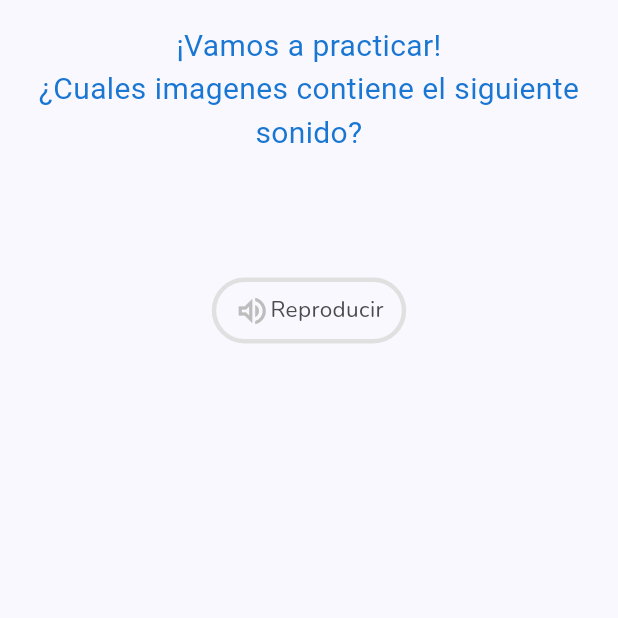
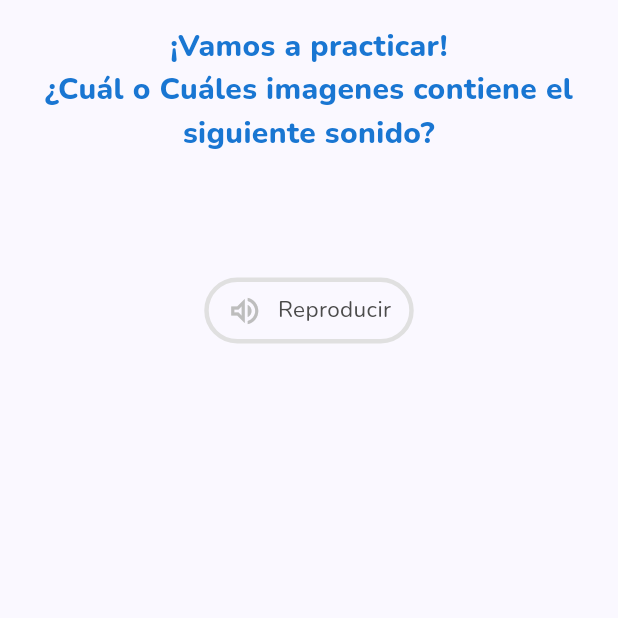
Before and after one commit to SpeakApp-UNLaM/speakapp-frontend, a Flutter app: the PageExerciseMultipleSelection screen opened directly with empty values, on a phone screen of 412 x 824 dp, the top half of it. Run offline on Flutter 3.47's test engine with Material 2 defaults, Android fonts, the phone set to English and light mode, and no system bars; our stand-ins replace curved_navigation_bar, dio, flutter_native_splash, flutter_tts, fluttertoast, formz and 7 more; missing offline and left inert: flutter_sound; accounts and stored records are empty.

Commit message:
arreglos visuales y otros

```diff
--- a/lib/presentations/screens/page_exercises/page_exercise_multiple_selection.dart
+++ b/lib/presentations/screens/page_exercises/page_exercise_multiple_selection.dart
@@ -1,6 +1,7 @@
 import 'dart:convert';
 
 import 'package:flutter/material.dart';
+import 'package:google_fonts/google_fonts.dart';
 import 'package:sp_front/domain/entities/result_pair_images.dart';
 import 'package:sp_front/providers/exercise_provider.dart';
 import 'package:provider/provider.dart';
@@ -49,6 +50,12 @@ class PageExerciseMultipleSelectionState
 
   @override
   Widget build(BuildContext context) {
+    const colors = <Color>[
+      Color(0xFFffa834),
+      Color(0xFF72bb53),
+      Color(0xFF91e4fb),
+      Color(0xFFce82ff),
+    ];
     final exerciseProv = context.watch<ExerciseProvider>();
     return Scaffold(
       body: SingleChildScrollView(
@@ -58,12 +65,12 @@ class PageExerciseMultipleSelectionState
             mainAxisAlignment: MainAxisAlignment.center,
             children: [
               Text(
-                  '¡Vamos a practicar! \n¿Cuales imagenes contiene el siguiente sonido?',
+                  '¡Vamos a practicar! \n¿Cuál o Cuáles imagenes contiene el siguiente sonido?',
                   textAlign: TextAlign.center,
-                  style: TextStyle(
-                      fontFamily: 'IkkaRounded',
+                  style: GoogleFonts.nunito(
                       fontSize: 20,
-                      color: Theme.of(context).primaryColorDark)),
+                      color: Theme.of(context).primaryColorDark,
+                      fontWeight: FontWeight.w800)),
               const SizedBox(height: 10.0),
               Text(widget.namePhoneme,
                   style: TextStyle(
@@ -100,6 +107,7 @@ class PageExerciseMultipleSelectionState
                                 Icons.volume_up_outlined,
                                 color: Colors.grey.shade400,
                               ),
+                              SizedBox(width: 10),
                               const Text("Reproducir")
                             ],
                           ),
@@ -109,7 +117,7 @@ class PageExerciseMultipleSelectionState
                   ),
                 ],
               ),
-              const SizedBox(height: 5.0),
+              const SizedBox(height: 10.0),
               Wrap(
                 spacing: 10.0,
                 runSpacing: 10.0,
@@ -140,15 +148,22 @@ class PageExerciseMultipleSelectionState
                       },
                       child: DecoratedBox(
                         decoration: BoxDecoration(
+                          boxShadow: [
+                            BoxShadow(
+                                color: Colors.black
+                                    .withOpacity(0.1), // Color de la sombra
+                                blurRadius: 5, // Radio de desenfoque
+                                offset: Offset(0, 4))
+                          ],
                           color: Colors.white,
                           borderRadius:
                               const BorderRadius.all(Radius.circular(16)),
                           border: Border.all(
                             color: imagesSelected.contains(image.imageData)
-                                ? colorList[
+                                ? colors[
                                     imagesSelected.indexOf(image.imageData)]
                                 : Colors.grey.shade300,
-                            width: 4.0,
+                            width: 3.0,
                           ),
                         ),
                         child: Padding(
```
Also changed, not shown: assets/animations/NoResults.json (added, +1 -0 lines), lib/config/routers/app_router.dart (+9 -1 lines), lib/presentations/screens/auth/screens/register_screen.dart (+43 -25 lines), lib/presentations/screens/page_exercises/page_exercise_consonantal_syllable.dart (+10 -2 lines), lib/presentations/screens/page_exercises/page_exercise_min_pairs_selection.dart (+10 -3 lines), lib/presentations/screens/page_exercises/page_exercise_multiple_match_sel.dart (+18 -4 lines), lib/presentations/screens/page_exercises/page_exercise_order_syllable.dart (+5 -4 lines), lib/presentations/screens/page_exercises/page_exercise_single_selection_syllable.dart (+12 -4 lines), lib/presentations/screens/page_exercises/page_exercise_single_selection_word.dart (+11 -3 lines), lib/presentations/screens/page_exercises/page_exercise_speak.dart (+5 -4 lines), lib/presentations/screens/views/phoneme_view.dart (+29 -1 lines).
